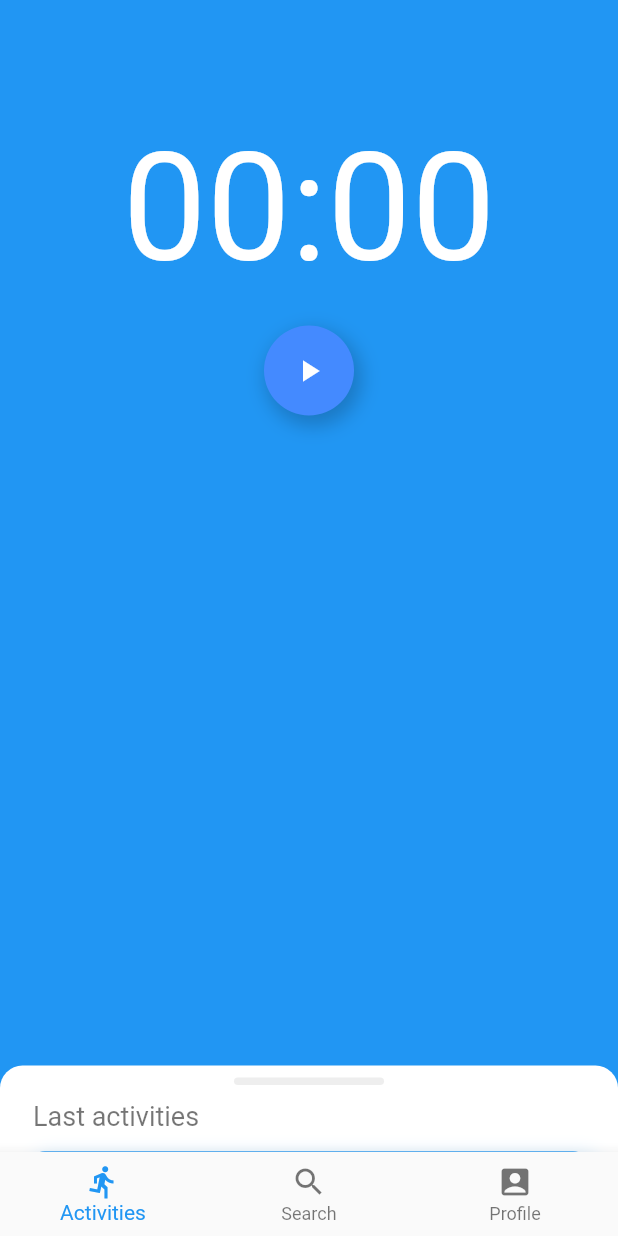
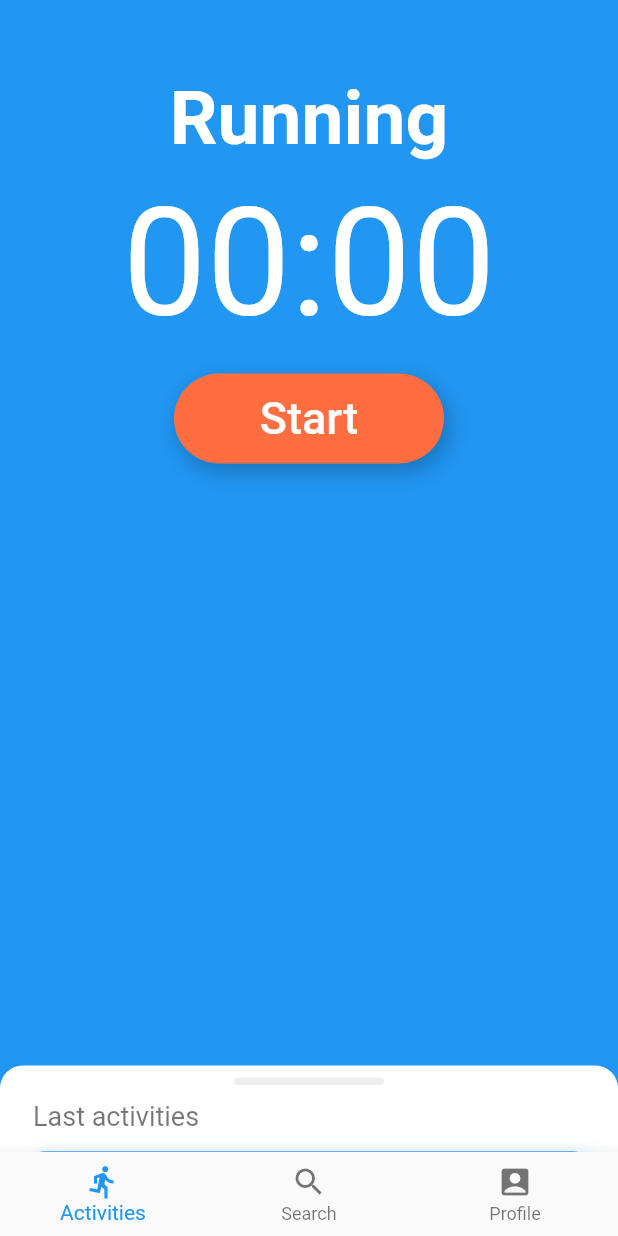
Before and after one commit to keyclicker/untitled_int20h_mobile_project, a Flutter app: the screen it shows after launch, after a tap on "LOGIN", on a phone screen of 412 x 824 dp. Run offline on Flutter 3.47's test engine with Material 2 defaults, Android fonts, the phone set to English and light mode, and no system bars; our stand-ins replace google_maps_flutter, location; missing offline and left inert: flutter_polyline_points; network calls fail.

Commit message:
Good activities

```diff
--- a/lib/activities.dart
+++ b/lib/activities.dart
@@ -21,7 +21,13 @@ class _ActivitiesState extends State<Activities> {
       children: <Widget>[
         Container(
           color: Colors.blue,
-          child: Timer(),
+          child: PageView(
+            children: <Widget>[
+              TimerWidget(type: ActivityType.Running),
+              TimerWidget(type: ActivityType.Walking),
+              TimerWidget(type: ActivityType.Cycling),
+            ],
+          )
         ),
         MyBottomSheet(),
       ],
@@ -40,7 +46,7 @@ class _MyBottomSheetState extends State<MyBottomSheet>{
     return SizedBox.expand(
       child: DraggableScrollableSheet(
         initialChildSize: 0.075,
-        maxChildSize: 0.55,
+        maxChildSize: 0.545,
         minChildSize: 0.075,
         builder: (BuildContext context, ScrollController scrollController) {
           return Container(
@@ -74,10 +80,6 @@ class _MyBottomSheetState extends State<MyBottomSheet>{
                         )
                       ),
                     ),
-                    ActivityTile(type: ActivityType.Cycling,
-                      date: DateTime.now(),
-                      duration: Duration(minutes: 13),
-                      length: 3.5,),
                     ActivityTile(
                       type: ActivityType.Running,
                       date: DateTime.now(),
@@ -88,6 +90,10 @@ class _MyBottomSheetState extends State<MyBottomSheet>{
                       date: DateTime.now(),
                       duration: Duration(minutes: 42),
                       length: 0.2,),
+                    ActivityTile(type: ActivityType.Cycling,
+                      date: DateTime.now(),
+                      duration: Duration(minutes: 13),
+                      length: 3.5,),
                   ],
                 ),
           );
@@ -97,13 +103,19 @@ class _MyBottomSheetState extends State<MyBottomSheet>{
   }
 }
 
-class Timer extends StatefulWidget {
+class TimerWidget extends StatefulWidget {
+  ActivityType type;
+  TimerWidget({this.type});
+
   @override
-  _TimerState createState() => _TimerState();
+  _TimerWidgetState createState() => _TimerWidgetState(type: type);
 }
 
-class _TimerState extends State<Timer>{
+class _TimerWidgetState extends State<TimerWidget>{
   var stopwatch = new Stopwatch();
+
+  ActivityType type;
+  _TimerWidgetState({this.type});
 
   String timeToString(int time) {
     return "${time < 10 ? '0' : ''}$time";
@@ -112,20 +124,35 @@ class _TimerState extends State<Timer>{
   @override
   void initState() {
     super.initState();
-//    Timer.periodic(Duration(seconds: 1), (Timer t) {
-//      setState(() {
-//      });
-//    });
+    Timer.periodic(Duration(milliseconds: 1), (Timer t) {
+      setState(() {
+      });
+    });
   }
 
   @override
   Widget build(BuildContext context) {
     return Container(
-      color: Colors.blue,
+      color: (){
+        if(type == ActivityType.Running) return Colors.blue[450];
+        if(type == ActivityType.Walking) return Colors.teal;
+        if(type == ActivityType.Cycling) return Colors.redAccent;
+      }(),
       child: Center(
         child: Column(
           children: <Widget>[
-            Container(height: 80),
+            Container(height: 50),
+            Text((){
+              if(type == ActivityType.Running) return "Running";
+              if(type == ActivityType.Walking) return "Walking";
+              if(type == ActivityType.Cycling) return "Cycling";
+            }(),
+                style: TextStyle(
+                    fontSize: 50,
+                    color: Colors.white,
+                    fontWeight: FontWeight.w700
+                )),
+            Container(height: 8),
             Text(
             "${timeToString(stopwatch.elapsed.inMinutes)}:"
                 "${timeToString(stopwatch.elapsed.inSeconds-stopwatch.elapsed.inMinutes*60)}",
@@ -135,7 +162,7 @@ class _TimerState extends State<Timer>{
                 fontWeight: FontWeight.w400
               )
             ),
-            Container(height: 20),
+            Container(height: 15),
             Container(
               decoration: BoxDecoration(
                 borderRadius: BorderRadius.circular(200),
@@ -145,13 +172,22 @@ class _TimerState extends State<Timer>{
                   spreadRadius: 2,
                   offset: Offset(3, 5),
                 )],
-                color: Colors.blueAccent
+                color: (){
+                  if(type == ActivityType.Running) return Colors.deepOrangeAccent;
+                  if(type == ActivityType.Walking) return Colors.orange[500];
+                  if(type == ActivityType.Cycling) return Colors.green[400];
+                }(),
               ),
               height: 60,
-              width: 60,
+              width: 180,
               child: FlatButton(
-                child: Icon(stopwatch.isRunning ? Icons.stop : Icons.play_arrow,
-                color: Colors.white),
+                child: Text(stopwatch.isRunning ? "Stop" : "Start",
+                    style: TextStyle(
+                        fontSize: 30,
+                        color: Colors.white,
+                        fontWeight: FontWeight.w500
+                    )
+                ),
                 onPressed: () {
                   setState(() {
                     if (stopwatch.isRunning)
--- a/lib/activity_tile.dart
+++ b/lib/activity_tile.dart
@@ -21,15 +21,15 @@ class ActivityTile extends StatelessWidget {
     if (type == ActivityType.Running) {
       title = "Running";
       icon = Icons.directions_run;
-      color = Colors.teal[300];
+      color = Colors.blue[300];
     } else if (type == ActivityType.Cycling) {
       title = "Cycling";
       icon = Icons.directions_bike;
-      color = Colors.blue[300];
+      color = Colors.redAccent[200];
     } else if (type == ActivityType.Walking) {
       title = "Walking";
       icon = Icons.directions_walk;
-      color = Colors.redAccent[200];
+      color = Colors.teal[300];
     }
   }
 
```
